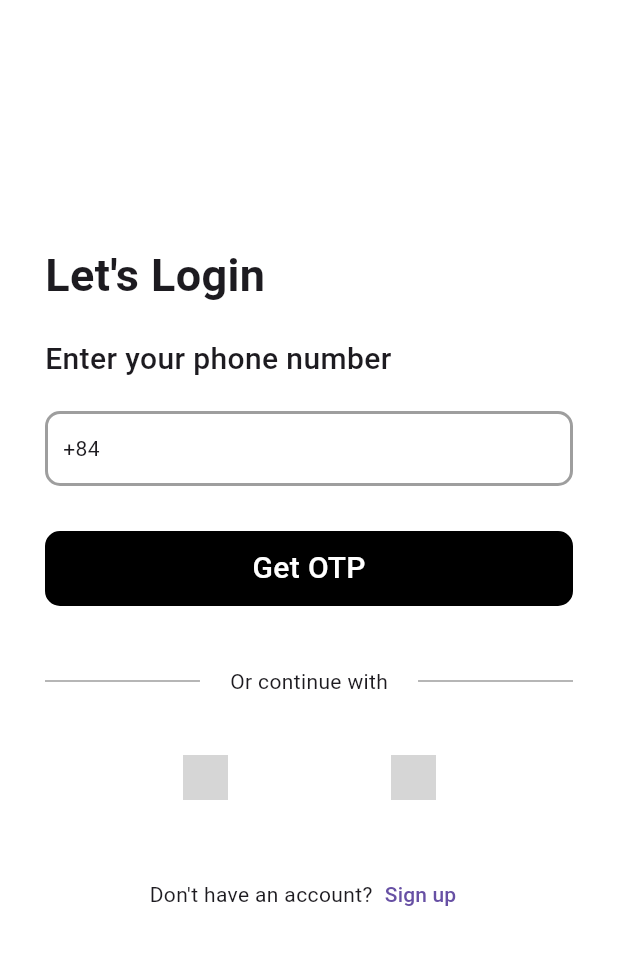
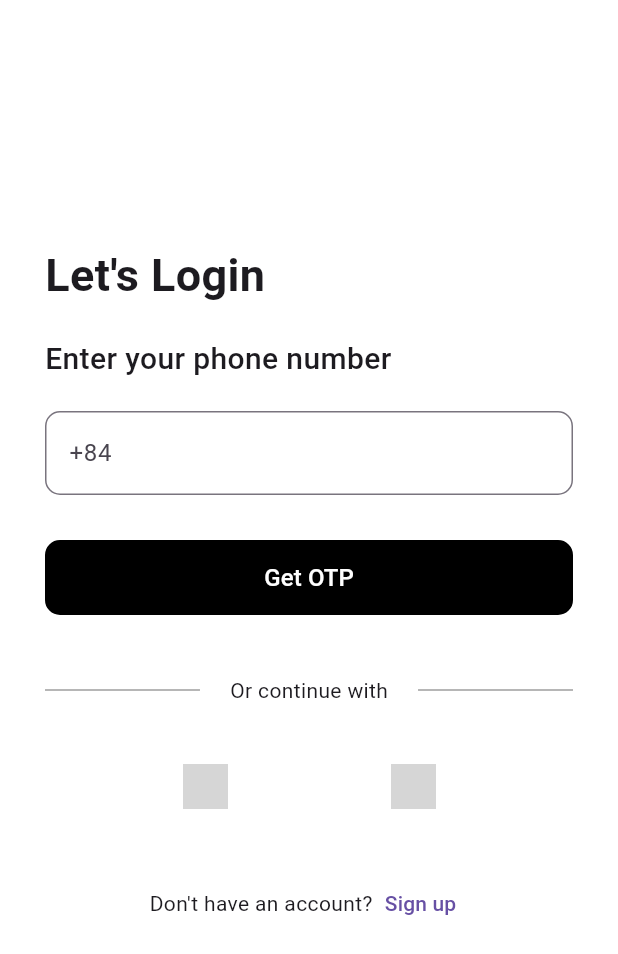
Before and after one commit to hnglmiee/my-ticket-app, a Flutter app: the screen it shows after launch, on a phone screen of 412 x 824 dp. Shown: the top 954 px of the screen. Run offline on Flutter 3.47's test engine with Material 3 defaults, Android fonts, the phone set to English and light mode, and no system bars; our stand-ins replace fluentui_icons; network calls fail; grey boxes are pictures that could not be loaded.

Commit message:
add input field + get otp button

```diff
--- a/lib/base/res/widgets/login_page.dart
+++ b/lib/base/res/widgets/login_page.dart
@@ -27,16 +27,26 @@ class LoginPage extends StatelessWidget {
                   style: TextStyle(fontSize: 20, fontWeight: FontWeight.w500),
                 ),
                 SizedBox(height: 20),
-                Container(
-                  width: MediaQuery.of(context).size.width,
-                  height: 50,
-                  decoration: BoxDecoration(
-                    border: Border.all(width: 2, color: Colors.grey),
-                    borderRadius: BorderRadius.circular(10),
+
+                // Container(
+                //   width: MediaQuery.of(context).size.width,
+                //   height: 50,
+                //   decoration: BoxDecoration(
+                //     border: Border.all(width: 2, color: Colors.grey),
+                //     borderRadius: BorderRadius.circular(10),
+                //   ),
+                //   alignment: Alignment.centerLeft,
+                //   padding: EdgeInsets.only(left: 10),
+                //   child: SizedBox(child: Text("+84")),
+                // ),
+                TextFormField(
+                  decoration: InputDecoration(
+                    labelText: '+84',
+                    border: OutlineInputBorder(
+                      borderRadius: BorderRadius.circular(10),
+                    ),
                   ),
-                  alignment: Alignment.centerLeft,
-                  padding: EdgeInsets.only(left: 10),
-                  child: SizedBox(child: Text("+84")),
+                  keyboardType: TextInputType.phone,
                 ),
                 // SizedBox(height: 20),
                 // Text(
@@ -65,12 +75,20 @@ class LoginPage extends StatelessWidget {
                   width: MediaQuery.of(context).size.width,
                   height: 50,
                   child: Center(
-                    child: Text(
-                      "Get OTP",
-                      style: TextStyle(
-                        fontSize: 20,
-                        fontWeight: FontWeight.w500,
-                        color: Colors.white,
+                    child: TextButton(
+                      onPressed: () {},
+                      style: TextButton.styleFrom(
+                        shape: RoundedRectangleBorder(
+                          borderRadius: BorderRadius.circular(50),
+                        ),
+                        padding: EdgeInsets.all(8),
+                      ),
+                      child: Text(
+                        "Get OTP",
+                        style: TextStyle(
+                          color: Color(0xFFFFFFFF),
+                          fontSize: 16,
+                        ),
                       ),
                     ),
                   ),
```
